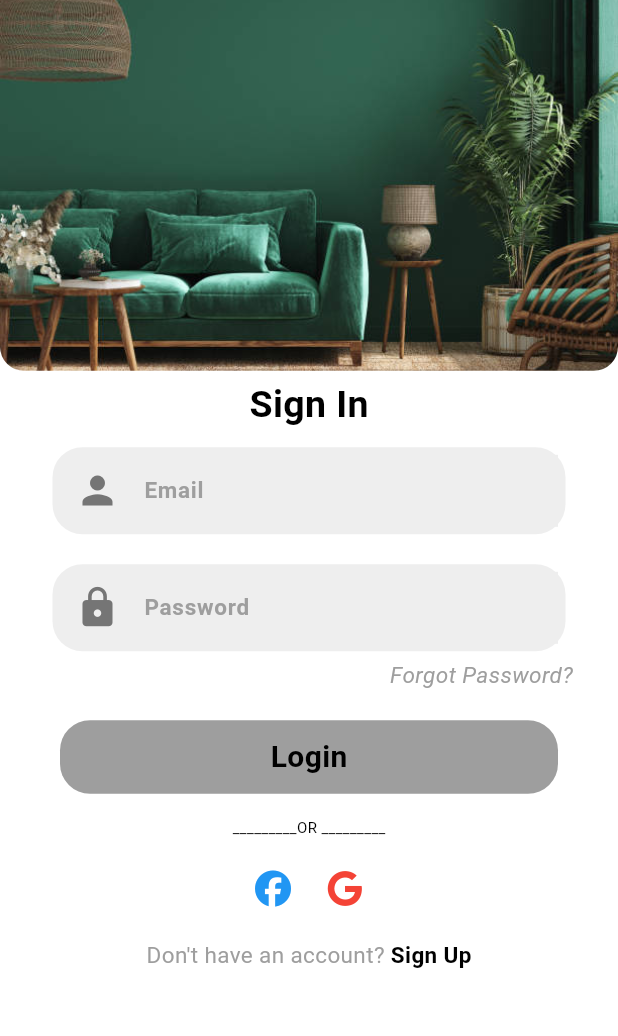
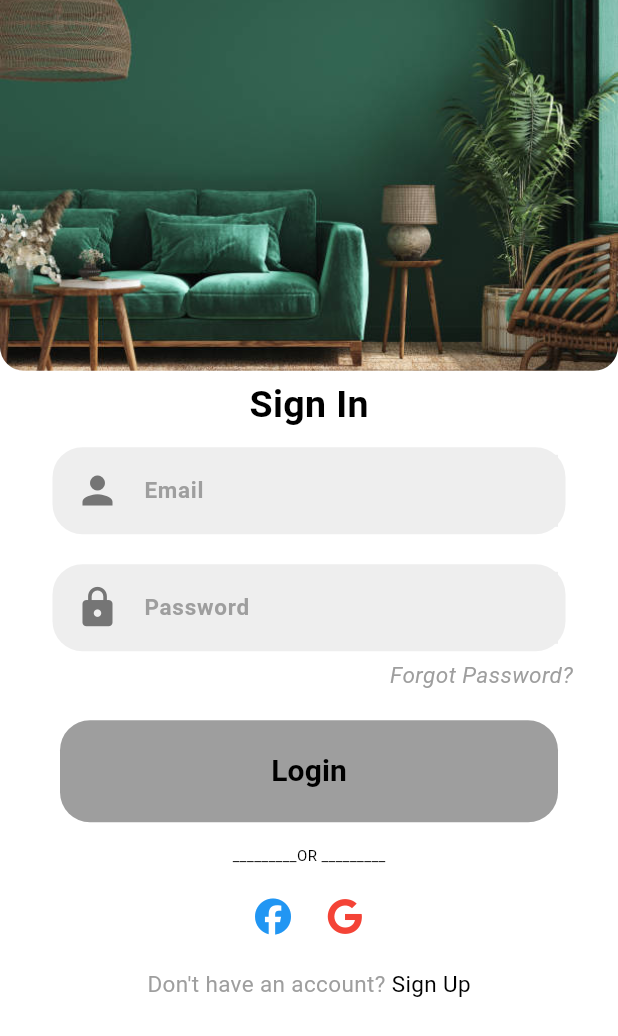
Before and after one commit to MyMirror224/furniture_app, a Flutter app: the screen it shows after launch, on a phone screen of 412 x 824 dp. Shown: the top 1036 px of the screen. Run offline on Flutter 3.47's test engine with Material 3 defaults, Android fonts, the light colour scheme and no system bars; our stand-ins replace cloud_firestore, firebase_auth, firebase_core, font_awesome_flutter, gap, google_sign_in and 1 more; missing offline and left inert: flutter_facebook_auth; accounts and stored records are empty.

Commit message:
createAndVerifyEmail

```diff
--- a/lib/components/login_signup/button_login.dart
+++ b/lib/components/login_signup/button_login.dart
@@ -1,8 +1,7 @@
 import 'package:flutter/material.dart';
 
-Widget ButtonLogin(String text, Color color, {Function()? onTap}) {
+Widget buttonLogin(String text, Color color, {Function()? onpressed}) {
   return GestureDetector(
-    onTap: onTap,
     child: Padding(
       padding: const EdgeInsets.only(left: 25, right: 25),
       child: Container(
@@ -13,6 +12,8 @@ Widget ButtonLogin(String text, Color color, {Function()? onTap}) {
         ),
         padding: const EdgeInsets.all(10),
         child: Center(
+          child: TextButton(
+              onPressed: onpressed,
               child: Text(
                 text,
                 style: const TextStyle(
@@ -20,7 +21,7 @@ Widget ButtonLogin(String text, Color color, {Function()? onTap}) {
                   fontSize: 20,
                   fontWeight: FontWeight.bold,
                 ),
-          ),
+              )),
         ),
       ),
     ),
--- a/lib/components/login_signup/field_login.dart
+++ b/lib/components/login_signup/field_login.dart
@@ -1,7 +1,7 @@
 import 'package:flutter/material.dart';
 import 'package:gap/gap.dart';
 
-Widget myTextField(IconData icon, String hintText) {
+Widget myTextField(IconData icon, String hintText,TextEditingController controller) {
   return Padding(
     padding: const EdgeInsets.only(
       left: 25,
@@ -24,6 +24,7 @@ Widget myTextField(IconData icon, String hintText) {
           ),
           Expanded(
             child: TextFormField(
+              controller: controller,
               style: const TextStyle(color: Colors.black),
               obscureText:
                   hintText == 'Password' || hintText == 'Confirm Password'
--- a/lib/main.dart
+++ b/lib/main.dart
@@ -1,7 +1,11 @@
-import 'package:adaptive_theme/adaptive_theme.dart';
+
 import 'package:flutter/material.dart';
 
 import 'package:furniture_app/pages/login_page.dart';
+import 'package:furniture_app/pages/mainview.dart';
+import 'package:furniture_app/state/auth/is_logged_in_provider.dart';
+import 'package:furniture_app/state/auth/is_verify_provider.dart';
+import 'package:hooks_riverpod/hooks_riverpod.dart';
 
 import 'firebase_options.dart';
 import 'package:firebase_core/firebase_core.dart';
@@ -11,46 +15,58 @@ void main() async {
   await Firebase.initializeApp(
     options: DefaultFirebaseOptions.currentPlatform,
   );
-
-  final savedThemeMode = await AdaptiveTheme.getThemeMode();
-  runApp(MyApp(savedThemeMode: savedThemeMode));
+  runApp(const ProviderScope(
+    child:  App(),
+  ));
 }
 
-class MyApp extends StatelessWidget {
-  final AdaptiveThemeMode? savedThemeMode;
 
-  const MyApp({super.key, this.savedThemeMode});
+
+class App extends ConsumerWidget {
+  const App({
+    Key? key,
+  }) : super(key: key);
 
   @override
-  Widget build(BuildContext context) {
-    return AdaptiveTheme(
-      initial: AdaptiveThemeMode.light,
-      light: ThemeData(
-        useMaterial3: true,
+  Widget build(BuildContext context, WidgetRef ref) {
+    // calculate widget to show
+    return MaterialApp(
+      darkTheme: ThemeData(
+        brightness: Brightness.dark,
+        primarySwatch: Colors.blueGrey,
+        indicatorColor: Colors.blueGrey,
+      ),
+      theme: ThemeData(
         brightness: Brightness.light,
-        colorSchemeSeed: Colors.blue,
+        primarySwatch: Colors.blue,
       ),
-      dark: ThemeData(
-        useMaterial3: true,
-        brightness: Brightness.dark,
-        colorSchemeSeed: Colors.blue,
-      ),
-      builder: (theme, darkTheme) => MaterialApp(
-        debugShowCheckedModeBanner: false,
-        title: 'Adaptive Theme Demo',
-        theme: theme,
-        darkTheme: darkTheme,
-        home: const Login(),
+      themeMode: ThemeMode.dark,
+      debugShowCheckedModeBanner: false,
+      home: Consumer(
+        builder: (context, ref, child) {
+          // install the loading screen
+          // ref.listen<bool>(
+          //   isLoadingProvider,
+          //   (_, isLoading) {
+          //     if (isLoading) {
+          //       LoadingScreen.instance().show(
+          //         context: context,
+          //       );
+          //     } else {
+          //       LoadingScreen.instance().hide();
+          //     }
+          //   },
+          // );
+          final isLoggedIn = ref.watch(isLoggedInProvider);
+          final isVerify = ref.watch(isVerifyEmail);
+          if (isLoggedIn && isVerify) {
+            return const MainView();
+          } else {
+            return const Login();
+          }
+
+        },
       ),
     );
   }
 }
-
-class MyHomePage extends StatelessWidget {
-  const MyHomePage({super.key});
-
-  @override
-  Widget build(BuildContext context) {
-    return const Scaffold();
-  }
-}
--- a/lib/pages/login_page.dart
+++ b/lib/pages/login_page.dart
@@ -6,13 +6,17 @@ import 'package:furniture_app/components/login_signup/button_login.dart';
 import 'package:furniture_app/components/login_signup/field_login.dart';
 import 'package:furniture_app/pages/forgot_password/forgot_password.dart';
 import 'package:furniture_app/pages/signup_page.dart';
+import 'package:furniture_app/state/auth/auth_state_provider.dart';
 import 'package:gap/gap.dart';
+import 'package:hooks_riverpod/hooks_riverpod.dart';
 
-class Login extends StatelessWidget {
+class Login extends ConsumerWidget {
   const Login({super.key});
 
   @override
-  Widget build(BuildContext context) {
+  Widget build(BuildContext context, WidgetRef ref) {
+    final TextEditingController emailController = TextEditingController();
+    final TextEditingController passwordController = TextEditingController();
     Size size = MediaQuery.of(context).size; // ------ lấy nhanh size màn hình
     return Scaffold(
       backgroundColor: Colors.white,
@@ -45,9 +49,10 @@ class Login extends StatelessWidget {
                   ),
                 ),
                 const Gap(5),
-                myTextField(Icons.person, 'Email'), // icon cũng cần đổ màu
+                myTextField(Icons.person, 'Email',
+                    emailController), // icon cũng cần đổ màu
                 const Gap(15),
-                myTextField(Icons.lock, 'Password'),
+                myTextField(Icons.lock, 'Password', passwordController),
                 const Gap(5),
                 Container(
                   padding: const EdgeInsets.only(right: 30),
@@ -69,7 +74,12 @@ class Login extends StatelessWidget {
                   ),
                 ),
                 const Gap(15),
-                ButtonLogin("Login", Colors.grey),
+                buttonLogin("Login", Colors.grey, onpressed: () {
+                  ref
+                      .read(authStateProvider.notifier)
+                      .loginWithEmailandPassword(emailController.toString(),
+                          passwordController.toString());
+                }),
                 const Gap(15),
                 const Center(
                   child: Text(
@@ -82,14 +92,18 @@ class Login extends StatelessWidget {
                   mainAxisAlignment: MainAxisAlignment.center,
                   children: [
                     IconButton(
-                      onPressed: () => null,
+                      onPressed: () => ref
+                          .read(authStateProvider.notifier)
+                          .loginWithFacebook(),
                       icon: const FaIcon(
                         FontAwesomeIcons.facebook,
                         color: Colors.blue,
                       ),
                     ),
                     IconButton(
-                      onPressed: () => null,
+                      onPressed: () => ref
+                          .read(authStateProvider.notifier)
+                          .loginWithGoogle(),
                       icon: const FaIcon(FontAwesomeIcons.google,
                           color: Colors.red),
                     ), // Use the correct named parameter 'data' and provide a positional argument.
@@ -105,17 +119,19 @@ class Login extends StatelessWidget {
                     ),
                     GestureDetector(
                       onTap: () => Navigator.push(
-                          context,
-                          MaterialPageRoute(
-                              builder: (context) => const SignUp())),
+                        context,
+                        MaterialPageRoute(
+                          builder: (context) =>  SignUp(),
+                        )
+                      ),
                       child: const Text(
                         " Sign Up",
                         style: TextStyle(
                             color: Colors.black,
                             fontSize: 15,
-                            fontWeight: FontWeight.bold),
-                      ),
-                    ),
+                        )
+                      )
+                    )
                   ],
                 ),
               ],
```
Also changed, not shown: lib/pages/mainview.dart (added, +17 -0 lines), lib/pages/signup_page.dart (+34 -8 lines), lib/pages/verify_email_view.dart (added, +23 -0 lines), lib/state/auth/auth_state_notifer.dart (+10 -5 lines), lib/state/auth/authenticator.dart (+5 -5 lines), pubspec.lock, 1 other file. Lines whose indentation alone changed are shown as unchanged.
